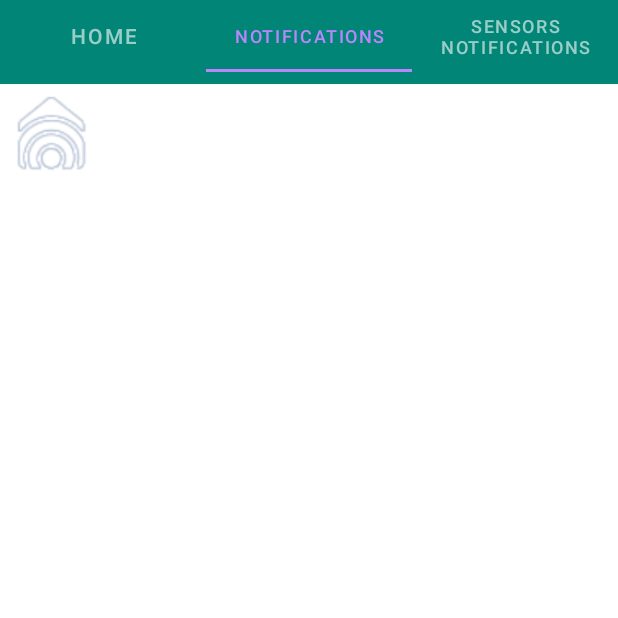
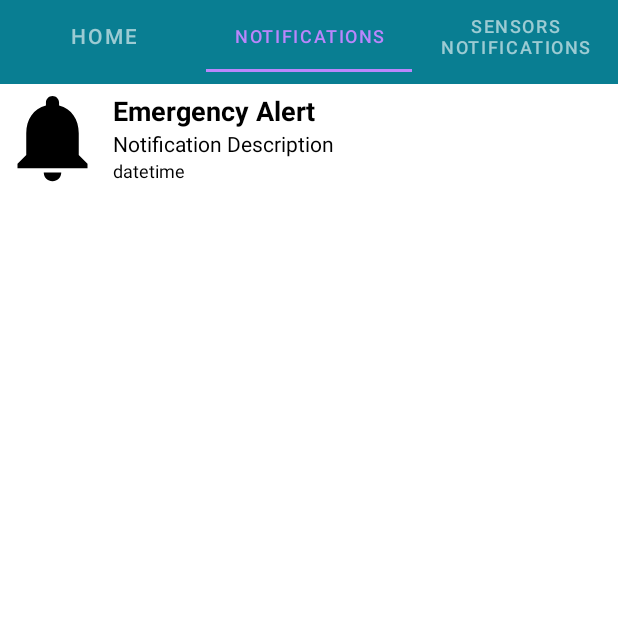
Before and after one commit to Bilal-Technolligence/SmartHomeAutomation, an Android app: the screen it shows after launch (PagerActivity), tab 2 chosen, on a phone screen of 412 x 824 dp, the top half of it. Run offline under Robolectric (Android 15) with nearby library versions, the phone set to English and light mode, and no system bars; our stand-ins replace Firebase (no records; nobody signed in at launch, a user with empty details on screens opened directly).

Commit message:
design changed

```diff
--- /dev/null
+++ b/app/src/main/res/drawable/ic_notifications_black_24dp.xml
@@ -0,0 +1,9 @@
+<vector xmlns:android="http://schemas.android.com/apk/res/android"
+        android:width="24dp"
+        android:height="24dp"
+        android:viewportWidth="24.0"
+        android:viewportHeight="24.0">
+    <path
+        android:fillColor="#FF000000"
+        android:pathData="M12,22c1.1,0 2,-0.9 2,-2h-4c0,1.1 0.89,2 2,2zM18,16v-5c0,-3.07 -1.64,-5.64 -4.5,-6.32L13.5,4c0,-0.83 -0.67,-1.5 -1.5,-1.5s-1.5,0.67 -1.5,1.5v0.68C7.63,5.36 6,7.92 6,11v5l-2,2v1h16v-1l-2,-2z"/>
+</vector>
--- a/app/src/main/res/layout/fragment_notification.xml
+++ b/app/src/main/res/layout/fragment_notification.xml
@@ -14,7 +14,7 @@
         <ImageView
             android:layout_width="70dp"
             android:layout_height="70dp"
-            android:src="@drawable/logoimage"
+            android:src="@drawable/ic_notifications_black_24dp"
             />
         <LinearLayout
             android:id="@+id/linearLayout"
@@ -29,19 +29,25 @@
                 android:text="Emergency Alert"
                 android:textStyle="bold"
                 android:id="@+id/notification_title"
+                android:textColor="@color/colorBlack"
+                android:textSize="18dp"
+
                 />
             <TextView
                 android:layout_width="match_parent"
                 android:layout_height="match_parent"
                 android:text="Notification Description"
                 android:id="@+id/notification_description"
+                android:textColor="@color/colorBlack"
+                android:textSize="14dp"
                 />
             <TextView
                 android:layout_width="wrap_content"
                 android:layout_height="match_parent"
                 android:text="datetime"
-                android:textSize="10dp"
+                android:textSize="12dp"
                 android:id="@+id/notification_datetime"
+                android:textColor="@color/colorBlack"
                 />
         </LinearLayout>
     </LinearLayout>
--- a/app/src/main/res/layout/fragment_sensors_notification.xml
+++ b/app/src/main/res/layout/fragment_sensors_notification.xml
@@ -14,7 +14,7 @@
         <ImageView
             android:layout_width="70dp"
             android:layout_height="70dp"
-            android:src="@drawable/logoimage"
+            android:src="@drawable/ic_notifications_black_24dp"
             />
         <LinearLayout
             android:id="@+id/linearLayout"
@@ -29,19 +29,26 @@
                 android:text="Emergency Alert"
                 android:textStyle="bold"
                 android:id="@+id/notification_title"
+                android:textColor="@color/colorBlack"
+                android:textSize="16dp"
+
                 />
             <TextView
                 android:layout_width="match_parent"
                 android:layout_height="match_parent"
                 android:text="Notification Description"
                 android:id="@+id/notification_description"
+                android:textColor="@color/colorBlack"
+                android:textSize="14dp"
                 />
             <TextView
                 android:layout_width="wrap_content"
                 android:layout_height="match_parent"
                 android:text="datetime"
-                android:textSize="10dp"
+                android:textSize="12dp"
                 android:id="@+id/notification_datetime"
+                android:textColor="@color/colorBlack"
+
                 />
         </LinearLayout>
     </LinearLayout>
--- a/app/src/main/res/values/colors.xml
+++ b/app/src/main/res/values/colors.xml
@@ -1,11 +1,11 @@
 <?xml version="1.0" encoding="utf-8"?>
 <resources>
-    <color name="colorPrimary">#008577</color>
+    <color name="colorPrimary">#097E92</color>
     <color name="colorPrimaryDark">#00574B</color>
     <color name="colorBlack">#000000</color>
     <color name="colorAccent">#D81B60</color>
     <color name="colorWhite">#ffffff</color>
-    <color name="colorOrange">#f57f17</color>
+    <color name="colorOrange">#097E92</color>
     <color name="dis">#b71c1c</color>
     <color name="act">#1b5e20</color>
 
```
